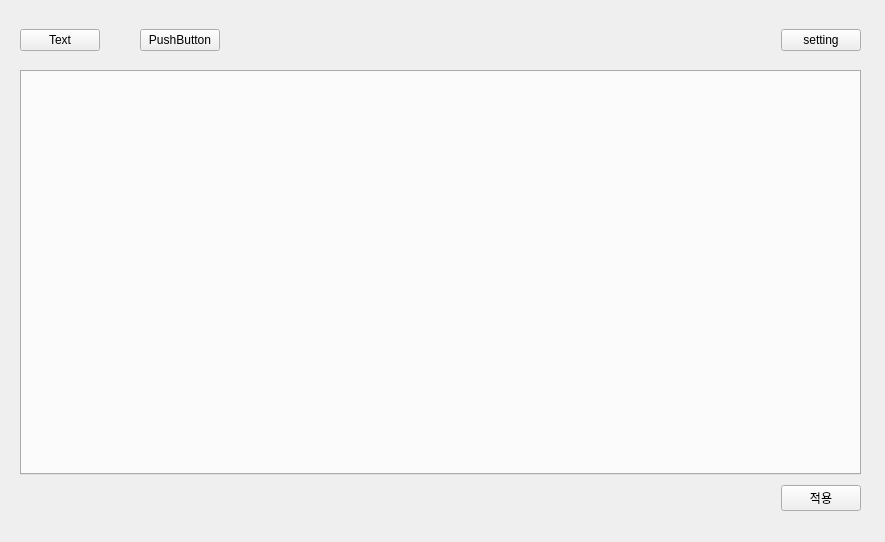
Qt form ui/FinTranslatorMainWidget.ui (KimYubin/SolTranslator) before a commit.
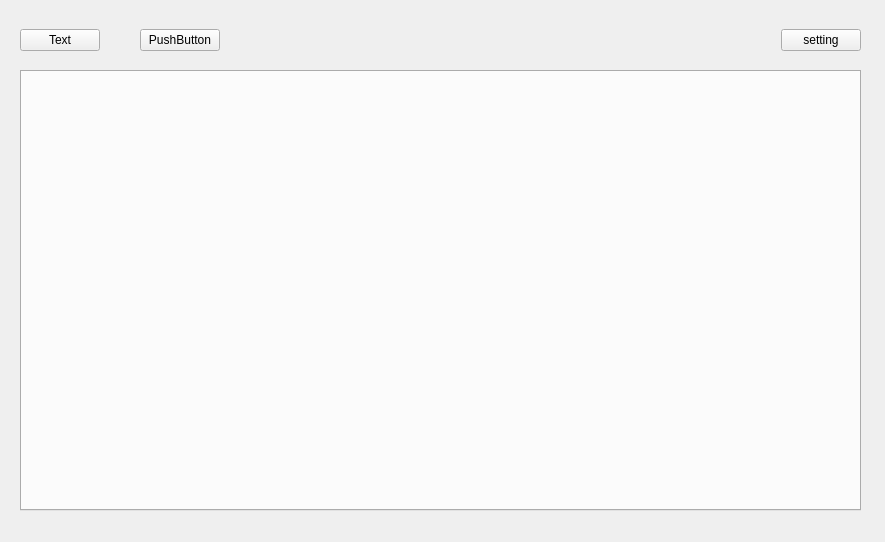
The same form after that commit.

```diff
--- a/ui/FinTranslatorMainWidget.ui
+++ b/ui/FinTranslatorMainWidget.ui
@@ -45,34 +45,7 @@
      <number>10</number>
     </property>
     <item row="2" column="0">
-     <layout class="QHBoxLayout" name="horizontalLayout">
-      <item>
-       <spacer name="horizontalSpacer">
-        <property name="orientation">
-         <enum>Qt::Orientation::Horizontal</enum>
-        </property>
-        <property name="sizeHint" stdset="0">
-         <size>
-          <width>300</width>
-          <height>20</height>
-         </size>
-        </property>
-       </spacer>
-      </item>
-      <item>
-       <widget class="QPushButton" name="pushButton">
-        <property name="sizePolicy">
-         <sizepolicy hsizetype="Minimum" vsizetype="Fixed">
-          <horstretch>0</horstretch>
-          <verstretch>0</verstretch>
-         </sizepolicy>
-        </property>
-        <property name="text">
-         <string>적용</string>
-        </property>
-       </widget>
-      </item>
-     </layout>
+     <layout class="QHBoxLayout" name="statusLayout"/>
     </item>
     <item row="1" column="0">
      <widget class="QTabWidget" name="mainTabWidget">
```
Left out of the diff: 4 changed lines with no effect on the pictures.
